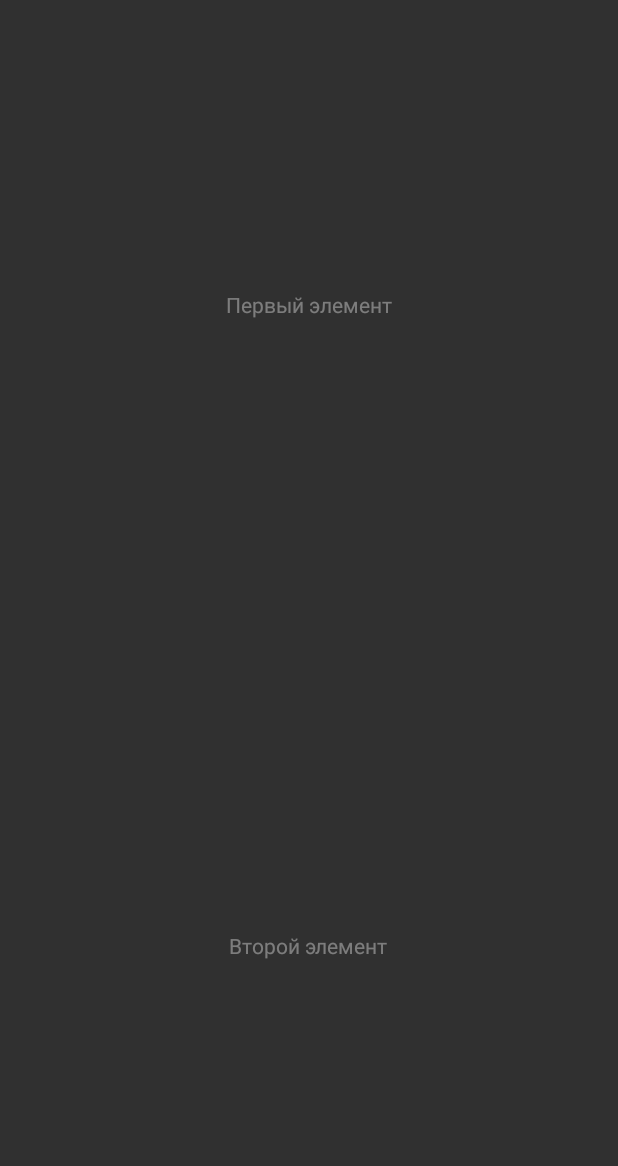
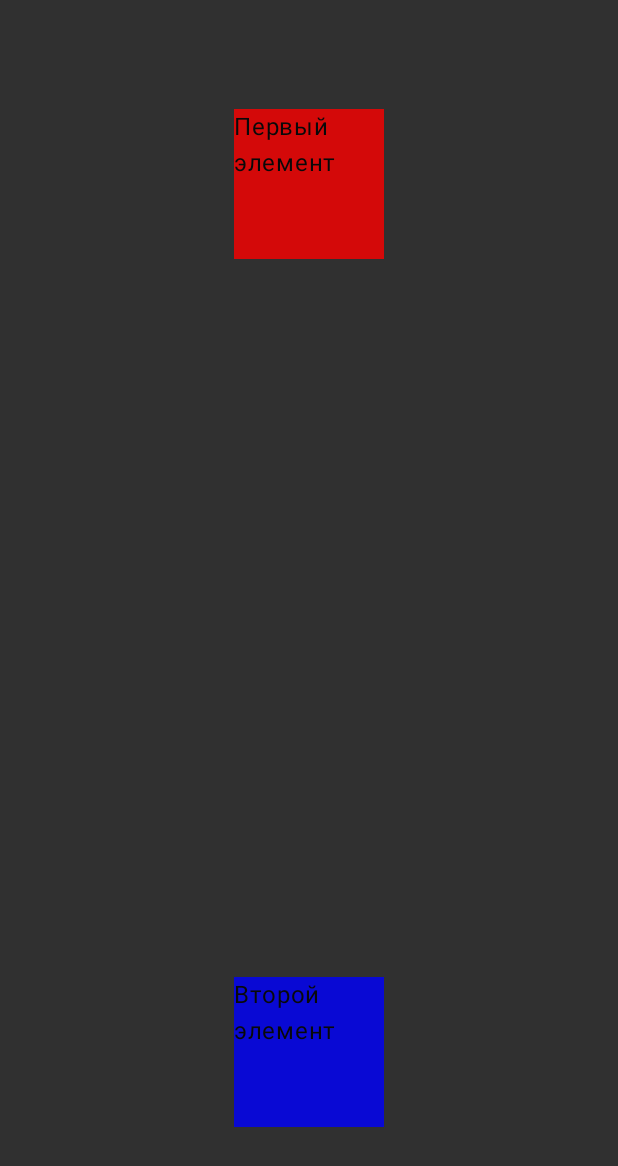
Before and after one commit to YourX36/yandex-praktikum, an Android app built with Jetpack Compose: the MainActivity screen opened directly, with no data from a screen before it, on a phone screen of 412 x 824 dp. Before the commit the part shown is almost empty. Shown: the top 1166 px of the screen. Run offline under Robolectric (Android 15) with nearby library versions, the phone set to English and light mode, and no system bars.

Commit message:
- Вынес числовые значения в константы  - Реализовал контейнер на JetpackCompose

```diff
--- a/app/src/main/java/com/example/yandex_praktikum/MainActivity.kt
+++ b/app/src/main/java/com/example/yandex_praktikum/MainActivity.kt
@@ -3,18 +3,20 @@ package com.example.yandex_praktikum
 import android.content.Intent
 import android.os.Bundle
 import android.widget.Button
-import android.widget.TextView
 import androidx.activity.ComponentActivity
 import androidx.activity.compose.setContent
 import androidx.activity.enableEdgeToEdge
 import androidx.appcompat.app.AppCompatActivity
+import androidx.compose.foundation.background
+import androidx.compose.foundation.layout.Box
 import androidx.compose.foundation.layout.fillMaxSize
-import androidx.compose.runtime.Composable
+import androidx.compose.foundation.layout.size
+import androidx.compose.material3.Text
 import androidx.compose.ui.Modifier
-import androidx.compose.ui.tooling.preview.Preview
-import androidx.compose.ui.viewinterop.AndroidView
+import androidx.compose.ui.graphics.Color
+import androidx.compose.ui.unit.dp
+import com.example.yandex_praktikum.ui.jetpack.CustomViewJetpackContainer
 import com.example.yandex_praktikum.ui.theme.YandexpraktikumTheme
-import com.example.yandex_praktikum.ui.views.CustomViewGroup
 
 class XmlActivity : AppCompatActivity() {
     override fun onCreate(savedInstanceState: Bundle?) {
@@ -34,28 +36,29 @@ class MainActivity : ComponentActivity() {
         enableEdgeToEdge()
         setContent {
             YandexpraktikumTheme {
-                CustomViewGroupContainer()
+                CustomViewJetpackContainer(
+                    modifier = Modifier
+                        .fillMaxSize(),
+                    firstChild = {
+                        Box(
+                            modifier = Modifier
+                                .size(100.dp)
+                                .background(Color.Red)
+                        ) {
+                            Text("Первый элемент")
+                        }
+                    },
+                    secondChild = {
+                        Box(
+                            modifier = Modifier
+                                .size(100.dp)
+                                .background(Color.Blue)
+                        ) {
+                            Text("Второй элемент")
+                        }
+                    }
+                )
             }
         }
     }
 }
-@Preview
-@Composable
-fun CustomViewGroupContainer() {
-    AndroidView(
-        factory = { context ->
-            CustomViewGroup(context).apply {
-                val childView1 = TextView(context).apply {
-                    text = "Первый элемент"
-                }
-                val childView2 = TextView(context).apply {
-                    text = "Второй элемент"
-                }
-
-                addView(childView1)
-                addView(childView2)
-            }
-        },
-        modifier = Modifier.fillMaxSize()
-    )
-}
--- /dev/null
+++ b/app/src/main/java/com/example/yandex_praktikum/ui/jetpack/CustomViewJetpackContainer.kt
@@ -0,0 +1,118 @@
+package com.example.yandex_praktikum.ui.jetpack
+
+import androidx.compose.animation.core.Animatable
+import androidx.compose.animation.core.tween
+import androidx.compose.foundation.background
+import androidx.compose.foundation.layout.Box
+import androidx.compose.foundation.layout.fillMaxSize
+import androidx.compose.foundation.layout.offset
+import androidx.compose.foundation.layout.size
+import androidx.compose.runtime.Composable
+import androidx.compose.runtime.LaunchedEffect
+import androidx.compose.runtime.getValue
+import androidx.compose.runtime.mutableFloatStateOf
+import androidx.compose.runtime.remember
+import androidx.compose.runtime.setValue
+import androidx.compose.ui.Alignment
+import androidx.compose.ui.Modifier
+import androidx.compose.ui.draw.alpha
+import androidx.compose.ui.graphics.Color
+import androidx.compose.ui.layout.onPlaced
+import androidx.compose.ui.platform.LocalDensity
+import androidx.compose.ui.tooling.preview.Preview
+import androidx.compose.ui.unit.dp
+import kotlinx.coroutines.launch
+
+
+private const val DURATION = 5000
+
+@Composable
+fun CustomViewJetpackContainer(
+    modifier: Modifier = Modifier,
+    firstChild: @Composable (() -> Unit)?,
+    secondChild: @Composable (() -> Unit)?,
+) {
+    val density = LocalDensity.current.density
+
+    val firstAlpha = remember { Animatable(0f) }
+    val firstOffsetY = remember { Animatable(0f) }
+
+    val secondAlpha = remember { Animatable(0f) }
+    val secondOffsetY = remember { Animatable(0f) }
+
+    var parentHeight by remember { mutableFloatStateOf(0f) }
+    var firstHeight by remember { mutableFloatStateOf(0f) }
+    var secondHeight by remember { mutableFloatStateOf(0f) }
+
+    LaunchedEffect(Unit) {
+        launch {
+            launch {
+                firstAlpha.animateTo(targetValue = 1f, tween(DURATION))
+            }
+            launch {
+                firstOffsetY.animateTo(
+                    targetValue = -parentHeight / 2 + firstHeight / 2,
+                    tween(DURATION)
+                )
+            }
+        }
+
+        launch {
+            launch {
+                secondAlpha.animateTo(targetValue = 1f, tween(DURATION))
+            }
+            launch {
+                secondOffsetY.animateTo(
+                    targetValue = parentHeight / 2f - secondHeight / 2,
+                    tween(DURATION)
+                )
+            }
+        }
+    }
+
+    Box(
+        modifier = modifier
+            .onPlaced { layoutCoordinates ->
+                parentHeight = layoutCoordinates.size.height / density
+            }
+            .fillMaxSize()
+    ) {
+        firstChild?.let {
+            Box(
+                modifier = Modifier
+                    .offset(y = firstOffsetY.value.dp)
+                    .align(Alignment.Center)
+                    .onPlaced { layoutCoordinates ->
+                        firstHeight = layoutCoordinates.size.height / density
+                    }
+                    .alpha(firstAlpha.value)
+            ) {
+                it()
+            }
+        }
+
+        secondChild?.let {
+            Box(
+                modifier = Modifier
+                    .align(Alignment.Center)
+                    .offset(y = secondOffsetY.value.dp)
+                    .onPlaced { layoutCoordinates ->
+                        secondHeight = layoutCoordinates.size.height / density
+                    }
+                    .alpha(secondAlpha.value)
+            ) {
+                it()
+            }
+        }
+    }
+}
+
+@Preview(showBackground = true)
+@Composable
+fun CustomViewJetpackContainerPreview() {
+    CustomViewJetpackContainer(
+        modifier = Modifier.size(300.dp).background(Color.Gray),
+        firstChild = { Box(modifier = Modifier.size(100.dp).background(Color.Red)) },
+        secondChild = { Box(modifier = Modifier.size(100.dp).background(Color.Blue)) }
+    )
+}
--- a/app/src/main/java/com/example/yandex_praktikum/ui/views/CustomViewGroup.kt
+++ b/app/src/main/java/com/example/yandex_praktikum/ui/views/CustomViewGroup.kt
@@ -2,6 +2,7 @@ package com.example.yandex_praktikum.ui.views
 
 import android.content.Context
 import android.util.AttributeSet
+import android.view.View
 import android.view.ViewGroup
 
 class CustomViewGroup @JvmOverloads constructor(
@@ -29,6 +30,11 @@ class CustomViewGroup @JvmOverloads constructor(
         setMeasuredDimension(resolvedWidth, resolvedHeight)
     }
 
+    override fun addView(child: View?) {
+        if (childCount > 2) throw IllegalStateException("CustomViewGroup может содержать только два дочерних элемента")
+        super.addView(child)
+    }
+
     override fun onLayout(
         changed: Boolean,
         leftPosition: Int,
@@ -36,7 +42,6 @@ class CustomViewGroup @JvmOverloads constructor(
         rightPosition: Int,
         bottomPosition: Int
     ) {
-        if (childCount > 2) throw IllegalStateException("CustomViewGroup может содержать только два дочерних элемента")
 
         val parentWidth = rightPosition - leftPosition
         val parentCenterY = (topPosition + bottomPosition) / 2
@@ -56,12 +61,18 @@ class CustomViewGroup @JvmOverloads constructor(
 
             childView.layout(childLeftPosition, parentCenterY, childLeftPosition + childWidth, parentCenterY + childHeight)
 
-            childView.alpha = 0f
+            childView.alpha = ALPHA_START
             childView.animate()
                 .y(childTopPosition.toFloat())
-                .alpha(1f)
-                .setDuration(5000)
+                .alpha(ALPHA_END)
+                .setDuration(ANIMATION_DURATION)
                 .start()
         }
     }
+
+    companion object {
+        const val ALPHA_START = 0F
+        const val ALPHA_END = 1f
+        const val ANIMATION_DURATION = 5000L
+    }
 }
```
